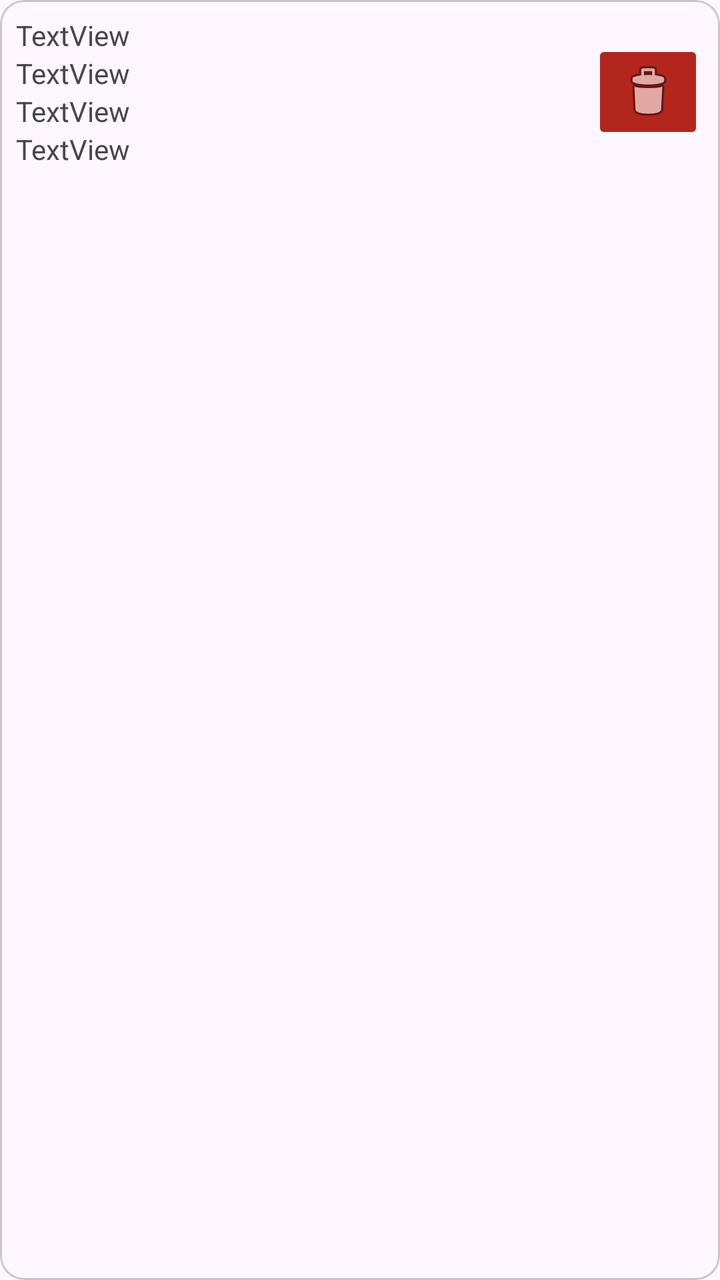
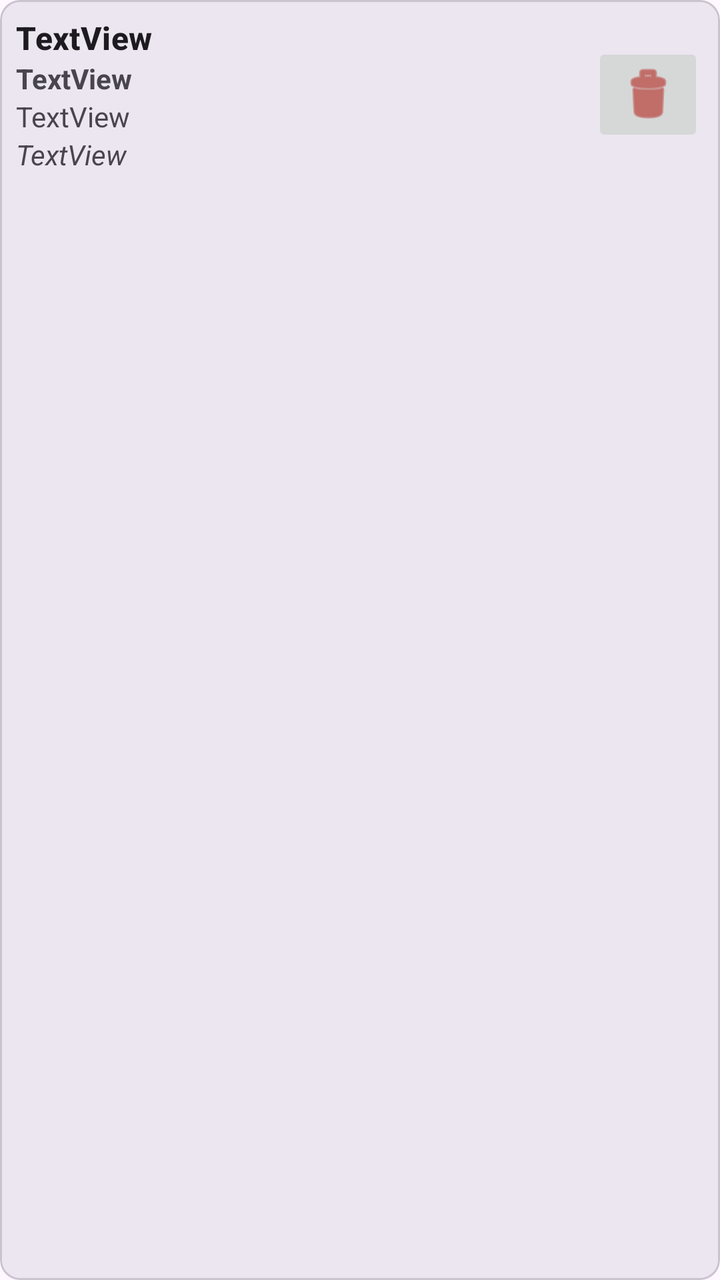

The first picture is an Android layout as it rendered before a commit; the second is the same layout after the commit. The layout source and the unified diff follow.
<!-- AndroidManifest.xml: application theme Theme.OPTpractica -->
<!-- res/layout/card_ingrediente.xml -->
<?xml version="1.0" encoding="utf-8"?>
<com.google.android.material.card.MaterialCardView xmlns:android="http://schemas.android.com/apk/res/android"
    xmlns:app="http://schemas.android.com/apk/res-auto"
    android:layout_width="match_parent"
    android:layout_height="wrap_content"
    android:layout_margin="8dp"
    app:cardCornerRadius="12dp">


    <LinearLayout
        android:layout_width="match_parent"
        android:layout_height="wrap_content"
        android:orientation="horizontal"
        android:padding="8dp">

        <LinearLayout
            android:layout_width="0dp"
            android:layout_height="wrap_content"
            android:layout_weight="1"
            android:orientation="vertical">

            <TextView
                android:id="@+id/tvNom"
                android:layout_width="wrap_content"
                android:layout_height="wrap_content"
                android:text="TextView" />

            <TextView
                android:id="@+id/tvCantidad"
                android:layout_width="wrap_content"
                android:layout_height="wrap_content"
                android:text="TextView" />

            <TextView
                android:id="@+id/tvCategoria"
                android:layout_width="wrap_content"
                android:layout_height="wrap_content"
                android:text="TextView" />

            <TextView
                android:id="@+id/tvFecha"
                android:layout_width="wrap_content"
                android:layout_height="wrap_content"
                android:text="TextView" />

        </LinearLayout>

        <ImageButton
            android:id="@+id/imageButton"
            android:layout_width="wrap_content"
            android:layout_height="wrap_content"
            android:layout_gravity="center_vertical"
            android:backgroundTint="?attr/colorError"
            app:srcCompat="@android:drawable/ic_menu_delete" />
    </LinearLayout>


</com.google.android.material.card.MaterialCardView>
<!-- resources referenced by this layout -->
<resources>
  <style name="Theme.OPTpractica" parent="Base.Theme.OPTpractica" />
  <style name="Base.Theme.OPTpractica" parent="Theme.Material3.DayNight.NoActionBar">
          
          
      </style>
</resources>

<!-- the commit's change to res/layout/card_ingrediente.xml (unified diff, before → after) -->
@@ -4,7 +4,8 @@
     android:layout_width="match_parent"
     android:layout_height="wrap_content"
     android:layout_margin="8dp"
-    app:cardCornerRadius="12dp">
+    app:cardBackgroundColor="?attr/colorSurfaceContainerHigh"
+    app:cardCornerRadius="10dp">
 
 
     <LinearLayout
@@ -23,12 +24,15 @@
                 android:id="@+id/tvNom"
                 android:layout_width="wrap_content"
                 android:layout_height="wrap_content"
+                android:textStyle="bold"
+                android:textAppearance="@style/TextAppearance.Material3.TitleMedium"
                 android:text="TextView" />
 
             <TextView
                 android:id="@+id/tvCantidad"
                 android:layout_width="wrap_content"
                 android:layout_height="wrap_content"
+                android:textStyle="bold"
                 android:text="TextView" />
 
             <TextView
@@ -41,6 +45,7 @@
                 android:id="@+id/tvFecha"
                 android:layout_width="wrap_content"
                 android:layout_height="wrap_content"
+                android:textStyle="italic"
                 android:text="TextView" />
 
         </LinearLayout>
@@ -50,7 +55,7 @@
             android:layout_width="wrap_content"
             android:layout_height="wrap_content"
             android:layout_gravity="center_vertical"
-            android:backgroundTint="?attr/colorError"
+            app:tint="?attr/colorError"
             app:srcCompat="@android:drawable/ic_menu_delete" />
     </LinearLayout>
 
